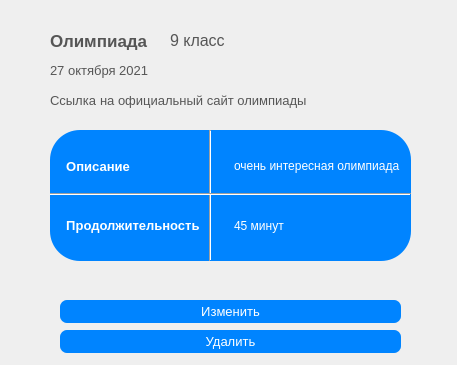
The window that ui_files/view_olymp.ui (Dmitriyburin/web_proj1) describes before a commit, drawn with Qt 5.
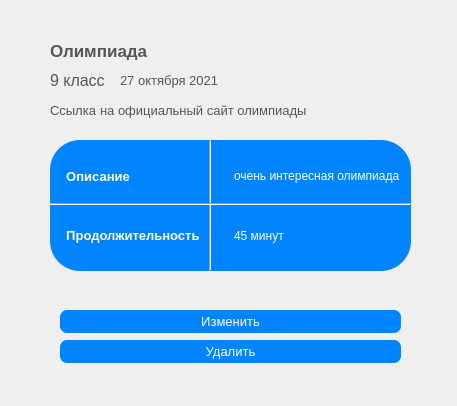
The same window after the commit.

```diff
--- a/ui_files/view_olymp.ui
+++ b/ui_files/view_olymp.ui
@@ -7,7 +7,7 @@
     <x>0</x>
     <y>0</y>
     <width>457</width>
-    <height>365</height>
+    <height>406</height>
    </rect>
   </property>
   <property name="windowTitle">
@@ -17,8 +17,8 @@
    <property name="geometry">
     <rect>
      <x>50</x>
-     <y>30</y>
-     <width>351</width>
+     <y>40</y>
+     <width>221</width>
      <height>21</height>
     </rect>
    </property>
@@ -40,7 +40,7 @@
    <property name="geometry">
     <rect>
      <x>60</x>
-     <y>300</y>
+     <y>310</y>
      <width>341</width>
      <height>23</height>
     </rect>
@@ -70,8 +70,8 @@
   <widget class="QLabel" name="label_date">
    <property name="geometry">
     <rect>
-     <x>50</x>
-     <y>60</y>
+     <x>120</x>
+     <y>70</y>
      <width>111</width>
      <height>21</height>
     </rect>
@@ -94,7 +94,7 @@
    <property name="geometry">
     <rect>
      <x>50</x>
-     <y>130</y>
+     <y>140</y>
      <width>361</width>
      <height>131</height>
     </rect>
@@ -175,7 +175,7 @@
    <property name="geometry">
     <rect>
      <x>200</x>
-     <y>130</y>
+     <y>140</y>
      <width>20</width>
      <height>131</height>
     </rect>
@@ -188,7 +188,7 @@
    <property name="geometry">
     <rect>
      <x>50</x>
-     <y>179</y>
+     <y>189</y>
      <width>361</width>
      <height>31</height>
     </rect>
@@ -201,7 +201,7 @@
    <property name="geometry">
     <rect>
      <x>100</x>
-     <y>90</y>
+     <y>100</y>
      <width>211</width>
      <height>21</height>
     </rect>
@@ -224,7 +224,7 @@
    <property name="geometry">
     <rect>
      <x>60</x>
-     <y>330</y>
+     <y>340</y>
      <width>341</width>
      <height>23</height>
     </rect>
@@ -255,7 +255,7 @@
    <property name="geometry">
     <rect>
      <x>50</x>
-     <y>90</y>
+     <y>100</y>
      <width>51</width>
      <height>21</height>
     </rect>
@@ -282,8 +282,8 @@
   <widget class="QLabel" name="label_class">
    <property name="geometry">
     <rect>
-     <x>170</x>
-     <y>30</y>
+     <x>50</x>
+     <y>70</y>
      <width>61</width>
      <height>21</height>
     </rect>
```
Left out of the diff: 23 changed lines with no effect on the pictures.
